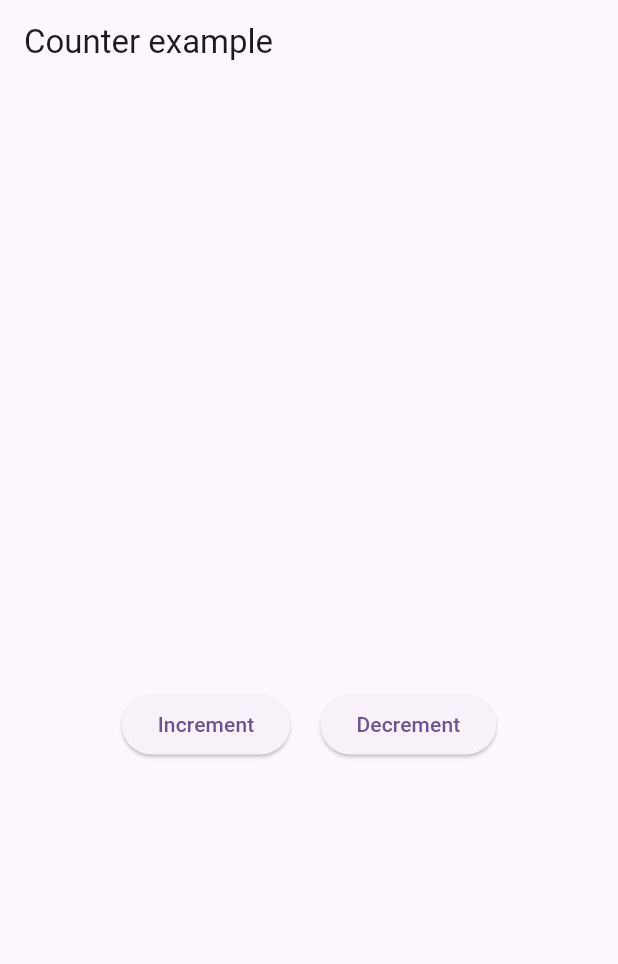
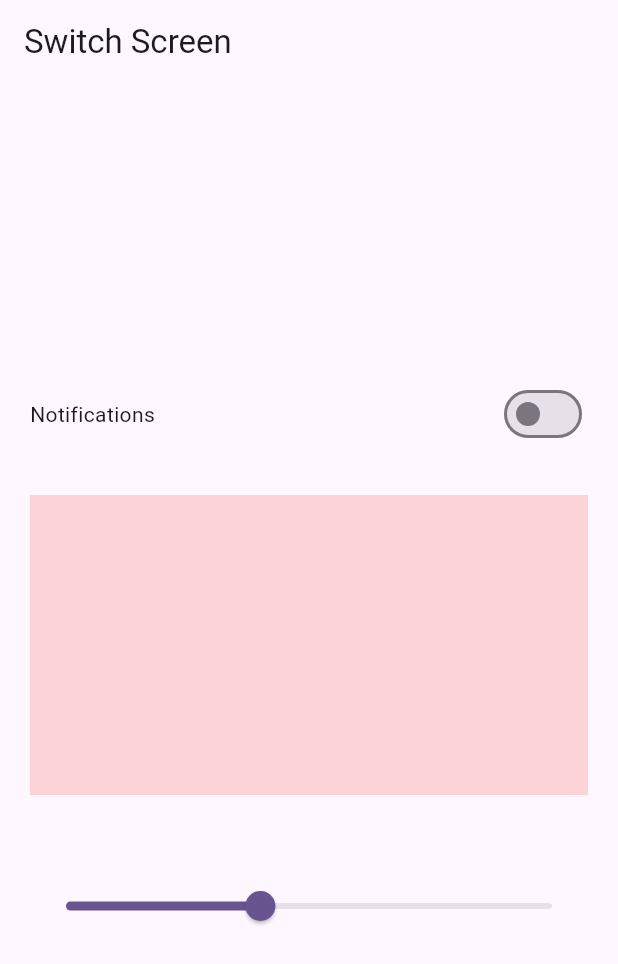
Before and after one commit to thiago-dsd/bloc_classes, a Flutter app: the screen it shows after launch, on a phone screen of 412 x 824 dp. Shown: the top 964 px of the screen. Run offline on Flutter 3.47's test engine with Material 3 defaults, Android fonts, the phone set to English and light mode, and no system bars; our stand-ins replace bloc, equatable, flutter_bloc.

Commit message:
Create switch button example.

```diff
--- /dev/null
+++ b/devtools_options.yaml
@@ -0,0 +1 @@
+extensions:
--- /dev/null
+++ b/lib/bloc/switch/switch_bloc.dart
@@ -0,0 +1,18 @@
+import 'package:bloc/bloc.dart';
+import 'package:equatable/equatable.dart';
+
+part 'switch_event.dart';
+part 'switch_state.dart';
+
+class SwitchBloc extends Bloc<SwitchEvent, SwitchState> {
+  SwitchBloc() : super(SwitchInitial()) {
+    on<SwitchEvent>((event, emit) {
+      on<EnableOrDisableNotification>(_enableOrDisableNotification);
+    });
+  }
+
+  void _enableOrDisableNotification(
+      EnableOrDisableNotification event, Emitter<SwitchState> emit) {
+    emit(state.copyWith(isSwitch: !state.isSwitch));
+  }
+}
--- /dev/null
+++ b/lib/bloc/switch/switch_event.dart
@@ -0,0 +1,10 @@
+part of 'switch_bloc.dart';
+
+sealed class SwitchEvent extends Equatable {
+  const SwitchEvent();
+
+  @override
+  List<Object> get props => [];
+}
+
+class EnableOrDisableNotification extends SwitchEvent {}
--- /dev/null
+++ b/lib/bloc/switch/switch_state.dart
@@ -0,0 +1,16 @@
+part of 'switch_bloc.dart';
+
+class SwitchState extends Equatable {
+  bool isSwitch;
+
+  SwitchState({this.isSwitch = false});
+
+  SwitchState copyWith({bool? isSwitch}) {
+    return SwitchState(isSwitch: isSwitch ?? this.isSwitch);
+  }
+
+  @override
+  List<Object> get props => [isSwitch];
+}
+
+final class SwitchInitial extends SwitchState {}
--- a/lib/main.dart
+++ b/lib/main.dart
@@ -1,7 +1,8 @@
+import 'package:bloc_classes/bloc/switch/switch_bloc.dart';
+import 'package:bloc_classes/ui/switch/switch_screen.dart';
 import 'package:flutter/material.dart';
 import 'package:flutter_bloc/flutter_bloc.dart';
 import 'package:bloc_classes/bloc/counter/counter_bloc.dart';
-import 'package:bloc_classes/ui/counter_screen.dart';
 
 void main() {
   runApp(const MyApp());
@@ -12,15 +13,22 @@
 
   @override
   Widget build(BuildContext context) {
-    return BlocProvider(
-      create: (_) => CounterBloc(),
+    return MultiBlocProvider(
+      providers: [
+        BlocProvider(
+          create: (_) => CounterBloc(),
+        ),
+        BlocProvider(
+          create: (_) => SwitchBloc(),
+        ),
+      ],
       child: MaterialApp(
         title: 'Flutter Demo',
         theme: ThemeData(
           colorScheme: ColorScheme.fromSeed(seedColor: Colors.deepPurple),
           useMaterial3: true,
         ),
-        home: const CounterScreen(),
+        home: const SwitchScreen(),
       ),
     );
   }
--- /dev/null
+++ b/lib/ui/switch/switch_screen.dart
@@ -0,0 +1,61 @@
+import 'package:bloc_classes/bloc/switch/switch_bloc.dart';
+import 'package:flutter/material.dart';
+import 'package:flutter_bloc/flutter_bloc.dart';
+
+class SwitchScreen extends StatefulWidget {
+  const SwitchScreen({super.key});
+
+  @override
+  State<SwitchScreen> createState() => _SwitchScreenState();
+}
+
+class _SwitchScreenState extends State<SwitchScreen> {
+  @override
+  Widget build(BuildContext context) {
+    return Scaffold(
+      appBar: AppBar(
+        title: const Text("Switch Screen"),
+      ),
+      body: Padding(
+        padding: const EdgeInsets.symmetric(horizontal: 20),
+        child: Column(
+          crossAxisAlignment: CrossAxisAlignment.center,
+          mainAxisAlignment: MainAxisAlignment.center,
+          children: [
+            Row(
+              mainAxisAlignment: MainAxisAlignment.spaceBetween,
+              children: [
+                const Text("Notifications"),
+                BlocBuilder<SwitchBloc, SwitchState>(
+                  builder: (context, state) {
+                    return Switch(
+                        value: state.isSwitch,
+                        onChanged: (value) {
+                          context
+                              .read<SwitchBloc>()
+                              .add(EnableOrDisableNotification());
+                        });
+                  },
+                )
+              ],
+            ),
+            const SizedBox(
+              height: 30,
+            ),
+            Container(
+              height: 200,
+              color: Colors.red.withOpacity(.2),
+            ),
+            const SizedBox(
+              height: 50,
+            ),
+            Slider(
+              value: .4,
+              onChanged: (value) {},
+            )
+          ],
+        ),
+      ),
+    );
+  }
+}
```
Also changed, not shown: lib/ui/counter/counter_screen.dart (renamed from lib/ui/counter_screen.dart).
